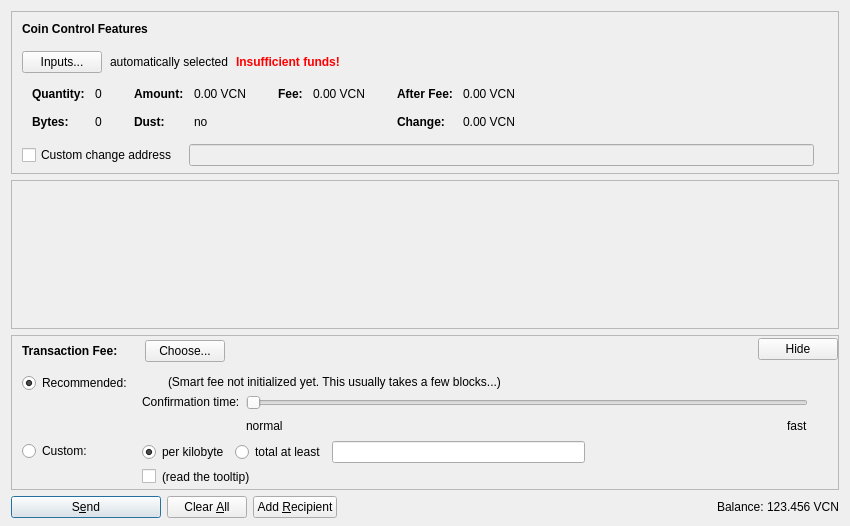
This is src/qt/forms/sendcoinsdialog.ui in gjhiggins/vcoincore as Qt 5 draws it before an edit. The edited form follows.
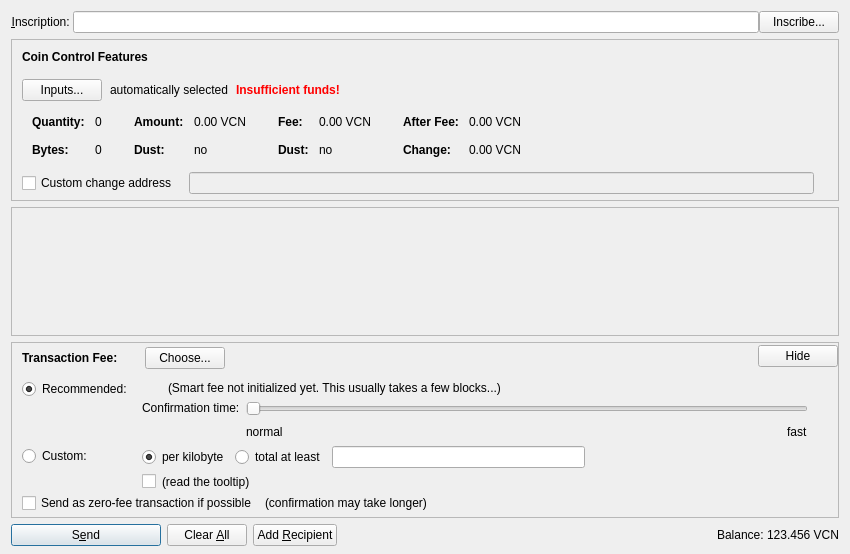
This is the edited form. Icons and pictures are not drawn. Custom widgets are drawn as their Qt base class.

What changed in the file:
```diff
--- a/src/qt/forms/sendcoinsdialog.ui
+++ b/src/qt/forms/sendcoinsdialog.ui
@@ -7,16 +7,56 @@
     <x>0</x>
     <y>0</y>
     <width>850</width>
-    <height>526</height>
+    <height>554</height>
    </rect>
   </property>
   <property name="windowTitle">
    <string>Send Coins</string>
   </property>
-  <layout class="QVBoxLayout" name="verticalLayout" stretch="0,1,0,0">
+  <layout class="QVBoxLayout" name="verticalLayout" stretch="0,1,0,0,0">
    <property name="bottomMargin">
     <number>8</number>
    </property>
+   <item>
+    <layout class="QHBoxLayout" name="horizontalLayoutTxComment">
+     <property name="spacing">
+      <number>0</number>
+     </property>
+     <item>
+      <widget class="QLabel" name="labelTxComment">
+       <property name="text">
+        <string>&amp;Inscription: </string>
+       </property>
+       <property name="alignment">
+        <set>Qt::AlignLeading|Qt::AlignLeft|Qt::AlignRight|Qt::AlignTrailing|Qt::AlignVCenter</set>
+       </property>
+       <property name="buddy">
+        <cstring>editTxComment</cstring>
+       </property>
+      </widget>
+     </item>
+     <item>
+      <widget class="QValidatedLineEdit" name="editTxComment">
+       <property name="enabled">
+        <bool>true</bool>
+       </property>
+       <property name="toolTip">
+        <string>Inscribe a public reference</string>
+       </property>
+      </widget>
+     </item>
+     <item>
+      <widget class="QPushButton" name="pushButtonServices">
+       <property name="styleSheet">
+        <string notr="true"/>
+       </property>
+       <property name="text">
+        <string>Inscribe...</string>
+       </property>
+      </widget>
+     </item>
+    </layout>
+   </item>
    <item>
     <widget class="QFrame" name="frameCoinControl">
      <property name="sizePolicy">
@@ -411,6 +451,35 @@
                  </property>
                 </widget>
                </item>
+               <item row="1" column="0">
+                <widget class="QLabel" name="labelCoinControlLowOutputText">
+                 <property name="font">
+                  <font>
+                   <weight>75</weight>
+                   <bold>true</bold>
+                  </font>
+                 </property>
+                 <property name="text">
+                  <string>Dust:</string>
+                 </property>
+                </widget>
+               </item>
+               <item row="1" column="1">
+                <widget class="QLabel" name="labelCoinControlLowOutput">
+                 <property name="cursor">
+                  <cursorShape>IBeamCursor</cursorShape>
+                 </property>
+                 <property name="contextMenuPolicy">
+                  <enum>Qt::ActionsContextMenu</enum>
+                 </property>
+                 <property name="text">
+                  <string notr="true">no</string>
+                 </property>
+                 <property name="textInteractionFlags">
+                  <set>Qt::LinksAccessibleByMouse|Qt::TextSelectableByKeyboard|Qt::TextSelectableByMouse</set>
+                 </property>
+                </widget>
+               </item>
              </layout>
              </item>
              <item>
@@ -588,7 +657,7 @@
         <x>0</x>
         <y>0</y>
         <width>830</width>
-        <height>104</height>
+        <height>68</height>
        </rect>
       </property>
       <layout class="QVBoxLayout" name="verticalLayout_2" stretch="0,1">
@@ -619,7 +688,7 @@
          <property name="sizeHint" stdset="0">
           <size>
            <width>20</width>
-           <height>40</height>
+           <height>140</height>
           </size>
          </property>
         </spacer>
@@ -1138,6 +1207,59 @@
              </item>
             </layout>
            </item>
+           <item>
+            <layout class="QHBoxLayout" name="horizontalLayoutFee5" stretch="0,0,0">
+             <property name="spacing">
+              <number>8</number>
+             </property>
+             <property name="bottomMargin">
+              <number>4</number>
+             </property>
+             <item>
+              <widget class="QCheckBox" name="checkBoxFreeTx">
+               <property name="text">
+                <string>Send as zero-fee transaction if possible</string>
+               </property>
+              </widget>
+             </item>
+             <item>
+              <widget class="QLabel" name="labelFreeTx">
+               <property name="text">
+                <string>(confirmation may take longer)</string>
+               </property>
+               <property name="margin">
+                <number>5</number>
+               </property>
+              </widget>
+             </item>
+             <item>
+              <spacer name="horizontalSpacerFee5">
+               <property name="orientation">
+                <enum>Qt::Horizontal</enum>
+               </property>
+               <property name="sizeHint" stdset="0">
+                <size>
+                 <width>1</width>
+                 <height>1</height>
+                </size>
+               </property>
+              </spacer>
+             </item>
+            </layout>
+           </item>
+           <item>
+            <spacer name="verticalSpacerFee2">
+             <property name="orientation">
+              <enum>Qt::Vertical</enum>
+             </property>
+             <property name="sizeHint" stdset="0">
+              <size>
+               <width>1</width>
+               <height>1</height>
+              </size>
+             </property>
+            </spacer>
+           </item>
           </layout>
          </widget>
         </item>
```
